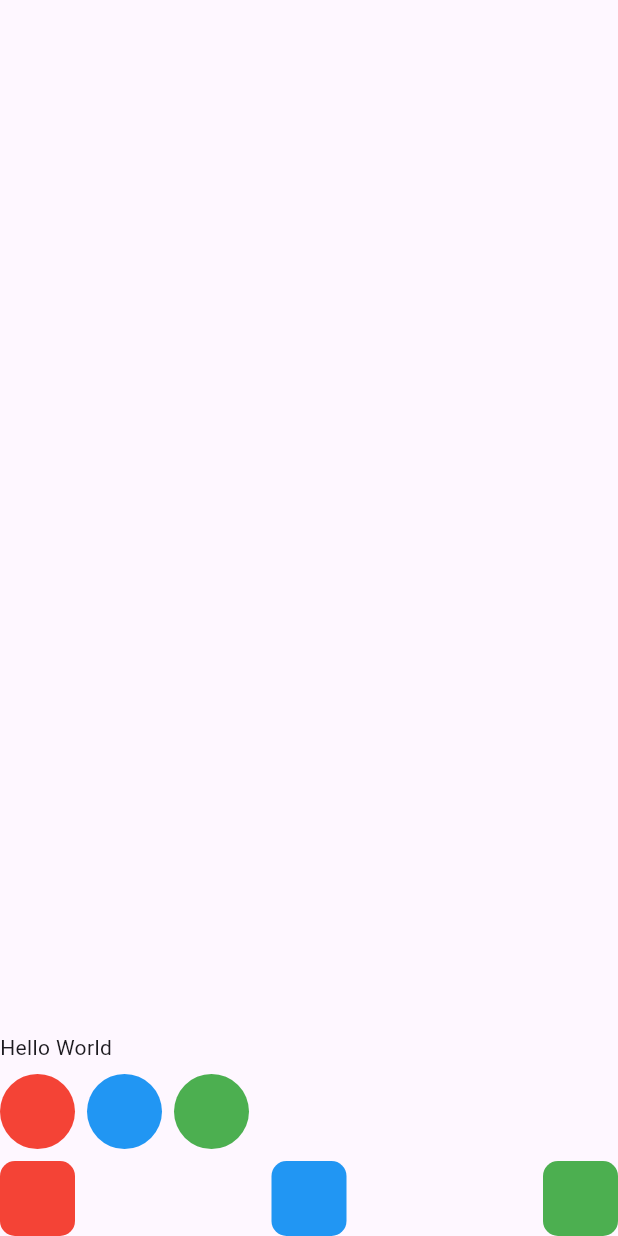
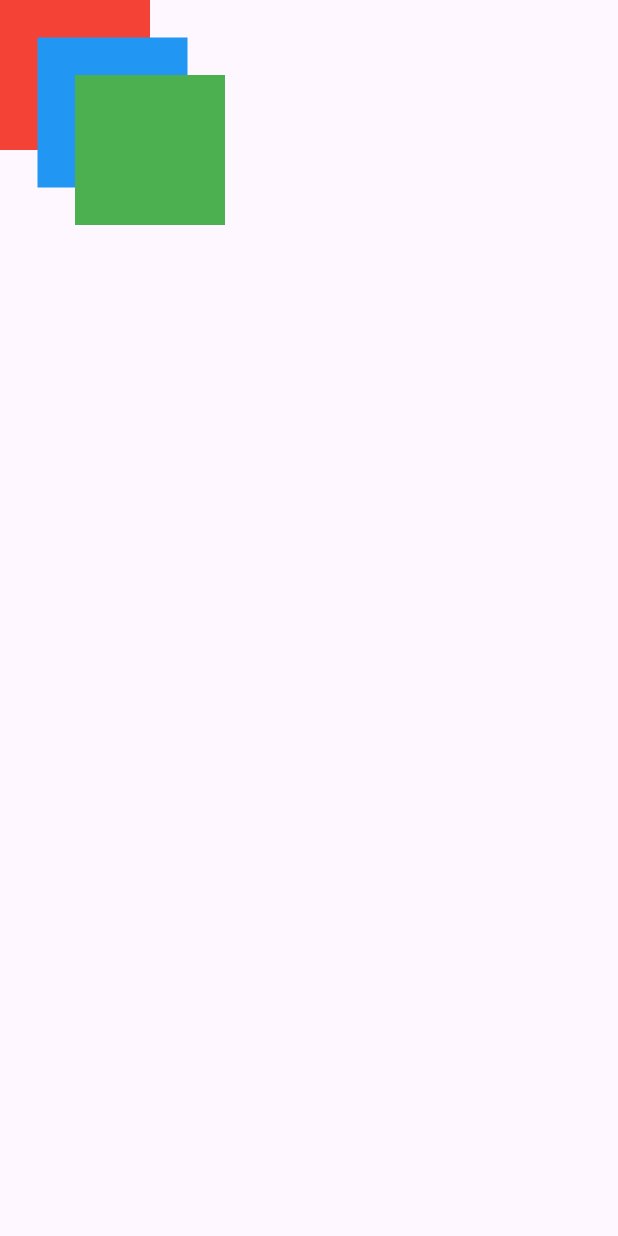
Before and after one commit to youngjun625/flutter_course, a Flutter app: the screen it shows after launch, on a phone screen of 412 x 824 dp. Run offline on Flutter 3.47's test engine with Material 3 defaults, Android fonts, the phone set to English and light mode, and no system bars.

Commit message:
assignment 5

```diff
--- a/lib/main.dart
+++ b/lib/main.dart
@@ -12,78 +12,33 @@ class MainApp extends StatelessWidget {
     return  MaterialApp(
       home: Scaffold(
         body: SafeArea(
-          child: Center(
-            child: Column(
-              mainAxisAlignment: MainAxisAlignment.end,
+          child: Stack(
+            clipBehavior: Clip.none,
               children: [
-                Row(
-                  children: [
-                    Text('Hello World'),
-                  ],
-                ),
-                SizedBox(height: 8,),
-                Row(
-                  children: [
-                    Container(
-                      width: 50,
-                      height: 50,
-                      decoration: BoxDecoration(
-                        color: Colors.red,
-                        borderRadius: BorderRadius.circular(50)
-                      ),
+                  Container(
+                      width: 100,
+                      height: 100,
+                      color: Colors.red,
+                  ),
+                  Positioned(
+                      top: 25,
+                      left: 25,
+                    child: Container(
+                        width: 100,
+                        height: 100,
+                        color: Colors.blue,
                     ),
-                    SizedBox(width: 8),
-                    Container(
-                      width: 50,
-                      height: 50,
-                      decoration: BoxDecoration(
-                        color: Colors.blue,
-                        borderRadius: BorderRadius.circular(50)
-                      ),
+                  ),
+                  Positioned(
+                      top: 50,
+                      left: 50,
+                    child: Container(
+                        width: 100,
+                        height: 100,
+                        color: Colors.green,
                     ),
-                    SizedBox(width: 8),
-                    Container(
-                      width: 50,
-                      height: 50,
-                      decoration: BoxDecoration(
-                        color: Colors.green,
-                        borderRadius: BorderRadius.circular(50)
-                      ),
-                    ),
-                  ],
-                ),
-                SizedBox(height: 8,),
-                Row(
-                  mainAxisAlignment: MainAxisAlignment.spaceBetween,
-                  children: [
-                    Container(
-                      width: 50,
-                      height: 50,
-                      decoration: BoxDecoration(
-                        color: Colors.red,
-                        borderRadius: BorderRadius.circular(10)
-                      ),
-                    ),
-                    Container(
-                      width: 50,
-                      height: 50,
-                      decoration: BoxDecoration(
-                        color: Colors.blue,
-                        borderRadius: BorderRadius.circular(10)
-                      ),
-                    ),
-                    Container(
-                      width: 50,
-                      height: 50,
-                      decoration: BoxDecoration(
-                        color: Colors.green,
-                        borderRadius: BorderRadius.circular(10)
-                      ),
-                    ),
-                  ],
-                ),
+                  ),
               ],
-            )
           ),
         )
       ),
```
